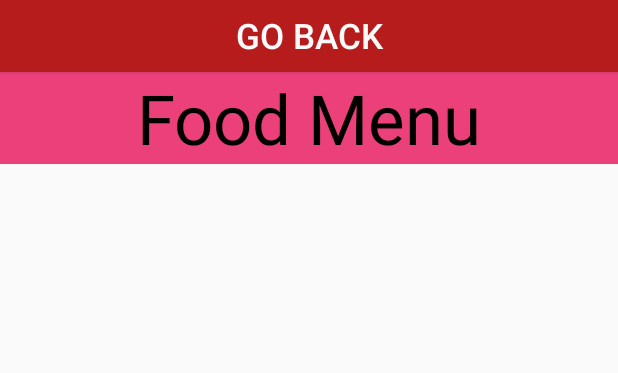
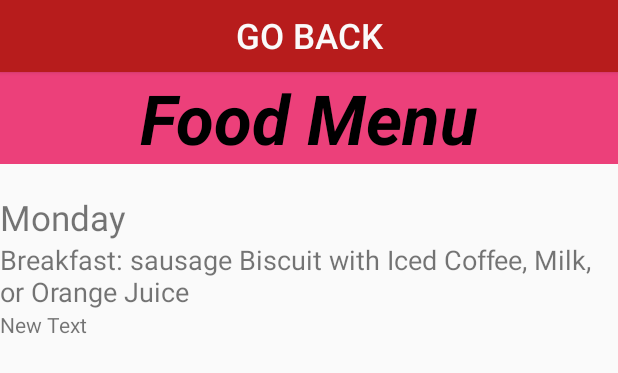
Before and after one commit to CaigePianoPlayer/FinalProject, an Android app: the layout foodmenu.xml on its own in the app's theme, with its tools: preview values and no code run, on a phone screen of 412 x 824 dp. Shown: the top 373 px of the screen. Run offline under Robolectric (Android 15) with nearby library versions, the phone set to English and light mode, and no system bars.

```diff
--- a/app/src/main/res/layout/foodmenu.xml
+++ b/app/src/main/res/layout/foodmenu.xml
@@ -21,5 +21,27 @@
         android:textSize="46sp"
         android:textAlignment="center"
         android:textColor="#000000"
-        android:background="#EC407A" />
+        android:background="#EC407A"
+        android:textStyle="bold|italic" />
+
+    <TextView
+        android:layout_width="wrap_content"
+        android:layout_height="wrap_content"
+        android:text="Monday"
+        android:id="@+id/textView4"
+        android:textSize="23sp"
+        android:paddingTop="20dp" />
+
+    <TextView
+        android:layout_width="wrap_content"
+        android:layout_height="wrap_content"
+        android:text="Breakfast: sausage Biscuit with Iced Coffee, Milk, or Orange Juice"
+        android:id="@+id/textView5"
+        android:textSize="18dp" />
+
+    <TextView
+        android:layout_width="wrap_content"
+        android:layout_height="wrap_content"
+        android:text="New Text"
+        android:id="@+id/textView6" />
 </LinearLayout>
```
